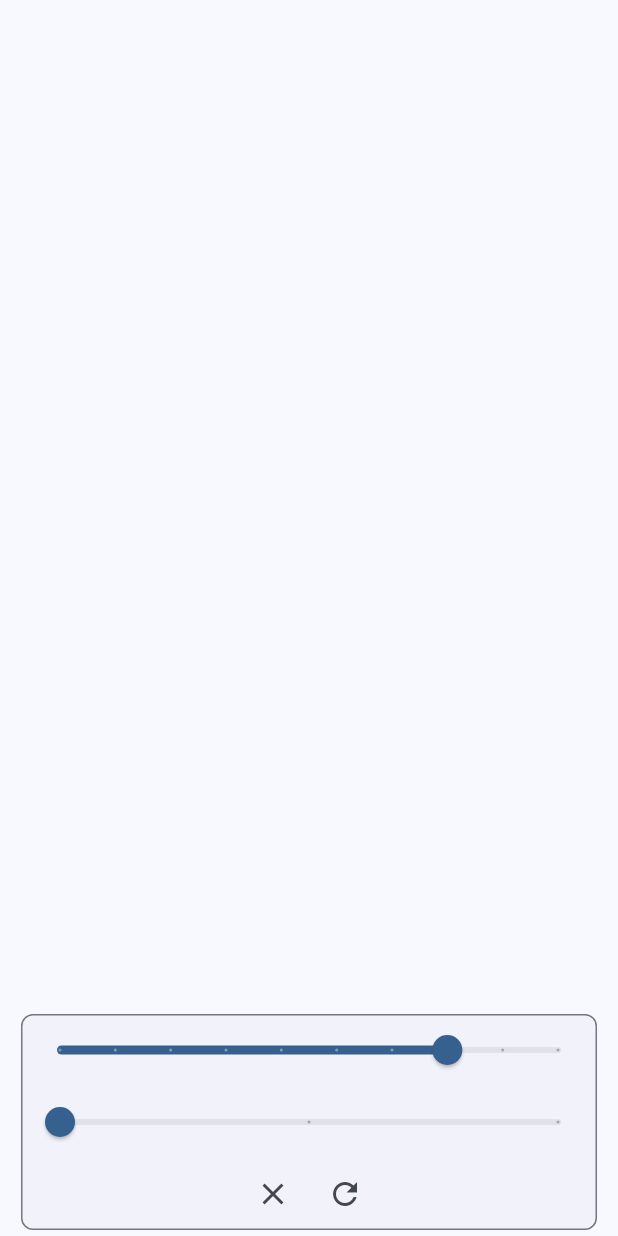
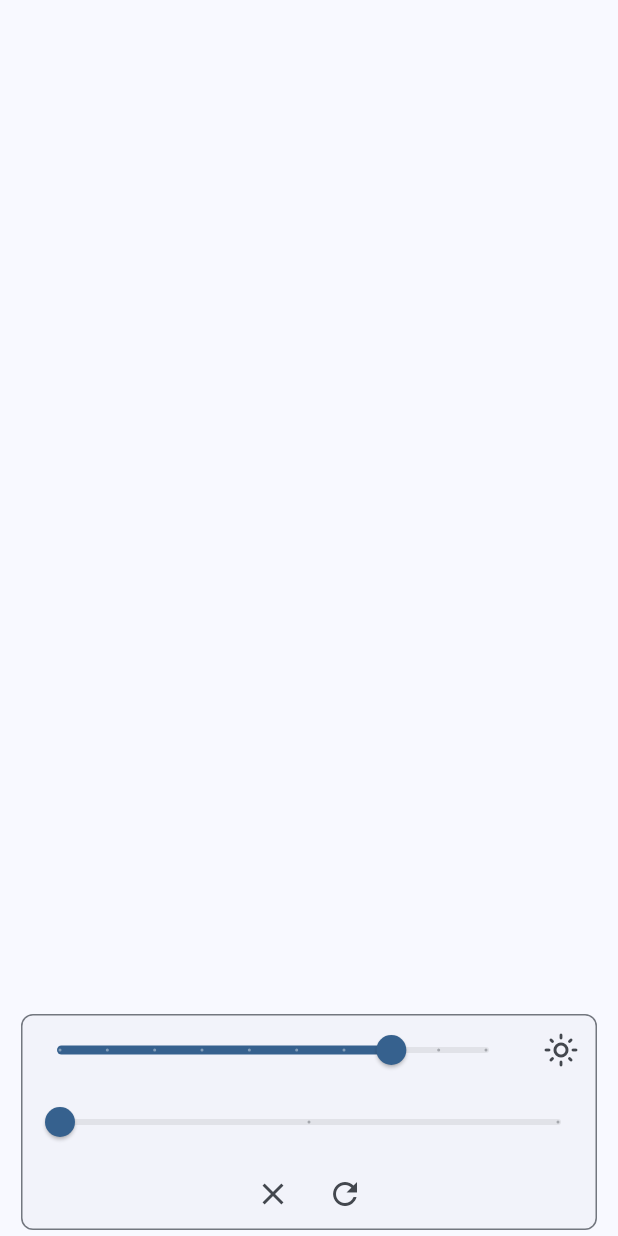
Before and after one commit to ahalforc/honorable_sudoku, a Flutter app: the screen it shows after launch, after a tap on the "settings" icon, on a phone screen of 412 x 824 dp. Run offline on Flutter 3.47's test engine with Material 2 defaults, Android fonts, the phone set to English and light mode, and no system bars; our stand-ins replace equatable, flutter_bloc, google_fonts, shared_preferences; missing offline and left inert: sudoku_solver_generator.

Commit message:
Add configurable dark mode

```diff
--- a/lib/main.dart
+++ b/lib/main.dart
@@ -87,6 +87,10 @@ class AppBody extends StatelessWidget {
         onColor: (color) {
           context.read<ThemeBloc>().add(SetColorSeed(color));
         },
+        initialMode: context.watch<ThemeBloc>().state.mode,
+        onMode: (mode) {
+          context.read<ThemeBloc>().add(SetMode(mode));
+        },
         initialDifficulty: context.watch<SudokuBloc>().state.difficulty,
         onDifficulty: (difficulty) {
           context.read<SudokuBloc>().add(NewGame(difficulty: difficulty));
--- a/lib/widgets/fab/color_picker.dart
+++ /dev/null
@@ -1,44 +0,0 @@
-import 'package:flutter/material.dart' hide Color;
-import 'package:honorable_sudoku/theme/theme.dart';
-
-typedef ColorSelectedCallback = void Function(Color);
-
-class ColorPicker extends StatefulWidget {
-  const ColorPicker({
-    super.key,
-    required this.initialColor,
-    required this.onColorSelected,
-  });
-
-  final Color initialColor;
-  final ColorSelectedCallback onColorSelected;
-
-  @override
-  State<ColorPicker> createState() => _ColorPickerState();
-}
-
-class _ColorPickerState extends State<ColorPicker> {
-  late Color _selectedColor;
-
-  @override
-  void initState() {
-    super.initState();
-    _selectedColor = widget.initialColor;
-  }
-
-  @override
-  Widget build(BuildContext context) {
-    return Slider(
-      min: 0,
-      max: Color.values.length.toDouble() - 1,
-      divisions: Color.values.length - 1,
-      value: Color.values.indexOf(_selectedColor).toDouble(),
-      onChanged: (value) {
-        setState(() {
-          _selectedColor = Color.values[value.toInt()];
-          widget.onColorSelected(_selectedColor);
-        });
-      },
-    );
-  }
-}
--- a/lib/widgets/fab/settings_fab.dart
+++ b/lib/widgets/fab/settings_fab.dart
@@ -3,7 +3,7 @@ import 'dart:math';
 import 'package:flutter/material.dart' hide RefreshCallback, Color;
 import 'package:honorable_sudoku/sudoku/sudoku.dart';
 import 'package:honorable_sudoku/theme/theme.dart';
-import 'package:honorable_sudoku/widgets/fab/color_picker.dart';
+import 'package:honorable_sudoku/widgets/fab/theme_picker.dart';
 import 'package:honorable_sudoku/widgets/fab/difficulty_picker.dart';
 import 'package:honorable_sudoku/widgets/fab/refresh_button.dart';
 
@@ -12,6 +12,8 @@ class SettingsFab extends StatefulWidget {
     super.key,
     required this.initialColor,
     required this.onColor,
+    required this.initialMode,
+    required this.onMode,
     required this.initialDifficulty,
     required this.onDifficulty,
     required this.onRefresh,
@@ -19,6 +21,9 @@ class SettingsFab extends StatefulWidget {
 
   final Color initialColor;
   final ColorSelectedCallback onColor;
+
+  final Mode initialMode;
+  final ModeSelectedCallback onMode;
 
   final Difficulty initialDifficulty;
   final DifficultySelectedCallback onDifficulty;
@@ -58,9 +63,11 @@ class _SettingsFabState extends State<SettingsFab> {
   Widget _buildSettings() {
     return _PopupContainer(
       children: [
-        ColorPicker(
+        ThemePicker(
           initialColor: widget.initialColor,
+          initialMode: widget.initialMode,
           onColorSelected: widget.onColor,
+          onModeSelected: widget.onMode,
         ),
         DifficultyPicker(
           initialDifficulty: widget.initialDifficulty,
--- /dev/null
+++ b/lib/widgets/fab/theme_picker.dart
@@ -0,0 +1,94 @@
+import 'package:flutter/material.dart' hide Color;
+import 'package:honorable_sudoku/theme/theme.dart';
+
+typedef ColorSelectedCallback = void Function(Color);
+typedef ModeSelectedCallback = void Function(Mode);
+
+class ThemePicker extends StatefulWidget {
+  const ThemePicker({
+    super.key,
+    required this.initialColor,
+    required this.initialMode,
+    required this.onColorSelected,
+    required this.onModeSelected,
+  });
+
+  final Color initialColor;
+  final Mode initialMode;
+  final ColorSelectedCallback onColorSelected;
+  final ModeSelectedCallback onModeSelected;
+
+  @override
+  State<ThemePicker> createState() => _ThemePickerState();
+}
+
+class _ThemePickerState extends State<ThemePicker> {
+  late Color _selectedColor;
+  late Mode _selectedMode;
+
+  @override
+  void initState() {
+    super.initState();
+    _selectedColor = widget.initialColor;
+    _selectedMode = widget.initialMode;
+  }
+
+  @override
+  Widget build(BuildContext context) {
+    return Row(
+      children: [
+        Expanded(
+          child: Slider(
+            min: 0,
+            max: Color.values.length.toDouble() - 1,
+            divisions: Color.values.length - 1,
+            value: Color.values.indexOf(_selectedColor).toDouble(),
+            onChanged: (value) {
+              setState(() {
+                _selectedColor = Color.values[value.toInt()];
+                widget.onColorSelected(_selectedColor);
+              });
+            },
+          ),
+        ),
+        IconButton(
+          onPressed: () {
+            setState(() {
+              _selectedMode = Mode.values[
+                  (Mode.values.indexOf(_selectedMode) + 1) %
+                      Mode.values.length];
+              widget.onModeSelected(_selectedMode);
+            });
+          },
+          icon: Icon(
+            _selectedMode.toIconData(context),
+          ),
+        )
+      ],
+    );
+  }
+}
+
+extension on Mode {
+  IconData toIconData(BuildContext context) {
+    switch (this) {
+      case Mode.light:
+        return Icons.light_mode;
+      case Mode.dark:
+        return Icons.dark_mode;
+      case Mode.automatic:
+        return MediaQuery.of(context).platformBrightness.toIconData();
+    }
+  }
+}
+
+extension on Brightness {
+  IconData toIconData() {
+    switch (this) {
+      case Brightness.dark:
+        return Icons.dark_mode_outlined;
+      case Brightness.light:
+        return Icons.light_mode_outlined;
+    }
+  }
+}
```
